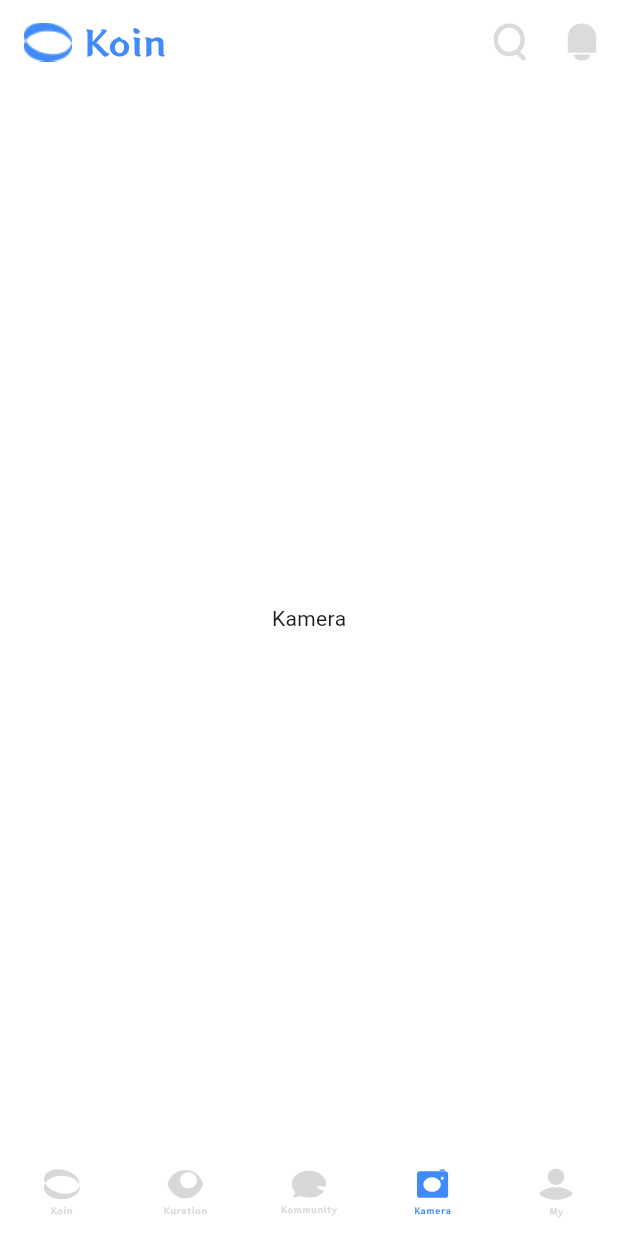
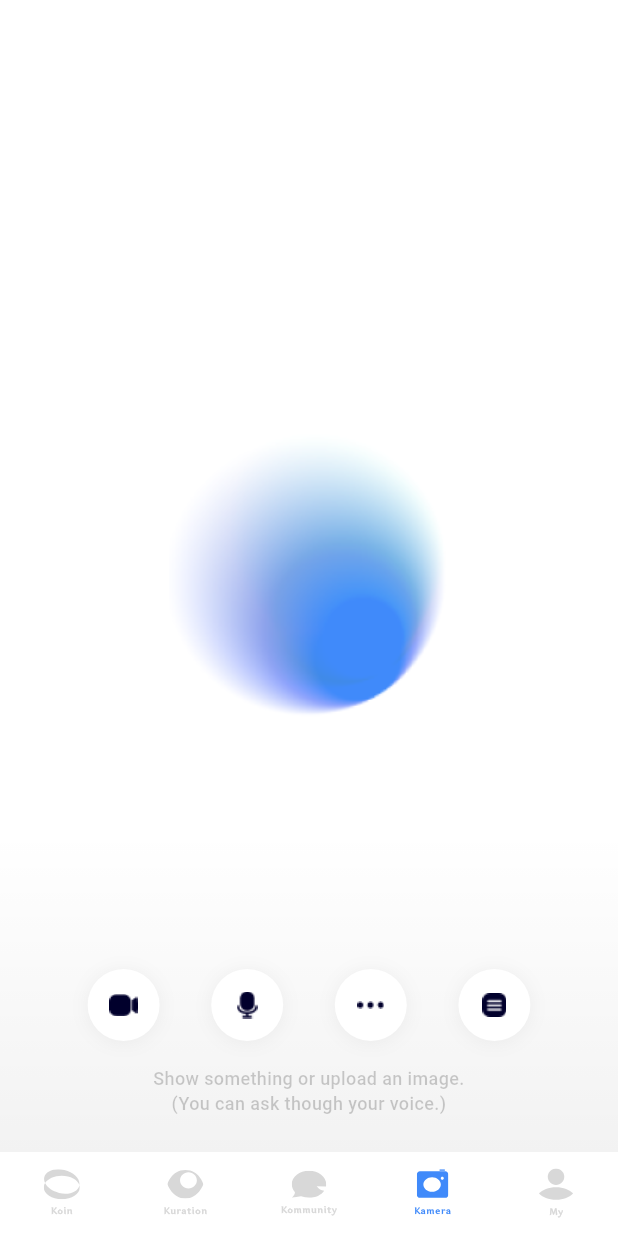
Before and after one commit to tmddn0920/koin, a Flutter app: the screen it shows after launch, swiped to page 4, on a phone screen of 412 x 824 dp. Run offline on Flutter 3.47's test engine with Material 3 defaults, Android fonts, the phone set to English and light mode, and no system bars; our stand-ins replace flutter_svg; Roboto replaces fonts that are missing (Pretendard).

Commit message:
Kamera 관련 Screen 완성

```diff
--- a/lib/user/views/home_screen.dart
+++ b/lib/user/views/home_screen.dart
@@ -25,7 +25,7 @@ class _HomeScreenState extends State<HomeScreen> {
   @override
   Widget build(BuildContext context) {
     return Scaffold(
-      appBar: customAppBar(context, onTabSelected: (index) {
+      appBar: _currentIndex == 3 ? null : customAppBar(context, onTabSelected: (index) {
         setState(() {
           _currentIndex = index;
         });
--- a/lib/user/views/kamera/views/kamera_screen.dart
+++ b/lib/user/views/kamera/views/kamera_screen.dart
@@ -1,10 +1,45 @@
 import 'package:flutter/material.dart';
+import '../widgets/ai_icon_widget.dart';
+import '../widgets/camera_action_buttons.dart';
+import '../widgets/camera_instruction_text.dart';
 
 class KameraScreen extends StatelessWidget {
   const KameraScreen({super.key});
 
   @override
   Widget build(BuildContext context) {
-    return const Center(child: Text('Kamera'));
+    return Scaffold(
+      body: Container(
+        decoration: BoxDecoration(
+          gradient: LinearGradient(
+            begin: Alignment.topCenter,
+            end: Alignment.bottomCenter,
+            stops: const [0.7212, 1.0],
+            colors: [
+              Colors.black.withOpacity(0.0),
+              Colors.black.withOpacity(0.05),
+            ],
+          ),
+        ),
+        child: Stack(
+          children: [
+            const Center(
+              child: AiIconWidget(),
+            ),
+            Positioned(
+              bottom: 24,
+              left: 0,
+              right: 0,
+              child: const Column(
+                children: [
+                  CameraActionButtons(),
+                  CameraInstructionText(),
+                ],
+              ),
+            ),
+          ],
+        ),
+      ),
+    );
   }
 }
--- /dev/null
+++ b/lib/user/views/kamera/widgets/ai_icon_widget.dart
@@ -0,0 +1,14 @@
+import 'package:flutter/material.dart';
+
+class AiIconWidget extends StatelessWidget {
+  const AiIconWidget({super.key});
+
+  @override
+  Widget build(BuildContext context) {
+    return Center(
+      child: Image.asset(
+        'asset/img/icon/kamara_screen/Ai_Icon.png',
+      ),
+    );
+  }
+}
--- /dev/null
+++ b/lib/user/views/kamera/widgets/camera_action_buttons.dart
@@ -0,0 +1,49 @@
+import 'package:flutter/material.dart';
+
+class CameraActionButtons extends StatelessWidget {
+  const CameraActionButtons({super.key});
+
+  @override
+  Widget build(BuildContext context) {
+    return Container(
+      padding: const EdgeInsets.symmetric(horizontal: 24, vertical: 16),
+      child: Row(
+        mainAxisAlignment: MainAxisAlignment.spaceEvenly,
+        children: [
+          _buildImageButton('asset/img/icon/kamara_screen/Camera.png', () {
+          }),
+          _buildImageButton('asset/img/icon/kamara_screen/Mike.png', () {
+          }),
+          _buildImageButton('asset/img/icon/kamara_screen/Info.png', () {
+          }),
+          _buildImageButton('asset/img/icon/kamara_screen/Document.png', () {
+          }),
+        ],
+      ),
+    );
+  }
+
+  Widget _buildImageButton(String imagePath, VoidCallback onPressed) {
+    return Container(
+      width: 48,
+      height: 48,
+      decoration: BoxDecoration(
+        color: Colors.white,
+        shape: BoxShape.circle,
+        boxShadow: [
+          BoxShadow(
+            color: Colors.black.withOpacity(0.05),
+            blurRadius: 10,
+            offset: const Offset(0, 1),
+          ),
+        ],
+      ),
+      child: IconButton(
+        onPressed: onPressed,
+        icon: Image.asset(
+          imagePath,
+        ),
+      ),
+    );
+  }
+}
--- /dev/null
+++ b/lib/user/views/kamera/widgets/camera_instruction_text.dart
@@ -0,0 +1,35 @@
+import 'package:flutter/material.dart';
+import 'package:koin/common/const/colors.dart';
+
+class CameraInstructionText extends StatelessWidget {
+  const CameraInstructionText({super.key});
+
+  @override
+  Widget build(BuildContext context) {
+    return Padding(
+      padding: const EdgeInsets.symmetric(horizontal: 40),
+      child: Column(
+        children: [
+          Text(
+            'Show something or upload an image.',
+            style: TextStyle(
+              color: Colors.black.withOpacity(0.20),
+              fontSize: 12,
+              fontWeight: FontWeight.w500,
+            ),
+            textAlign: TextAlign.center,
+          ),
+          Text(
+            '(You can ask though your voice.)',
+            style: TextStyle(
+              color: Colors.black.withOpacity(0.20),
+              fontSize: 12,
+              fontWeight: FontWeight.w500,
+            ),
+            textAlign: TextAlign.center,
+          ),
+        ],
+      ),
+    );
+  }
+}
--- a/pubspec.yaml
+++ b/pubspec.yaml
@@ -62,6 +62,7 @@ flutter:
   # To add assets to your application, add an assets section, like this:
   assets:
     - asset/img/icon/
+    - asset/img/icon/kamara_screen/
     - asset/img/test/
 
   # An image asset can refer to one or more resolution-specific "variants", see
```
Also changed, not shown: asset/img/icon/kamara_screen/Ai_Icon.png (added), asset/img/icon/kamara_screen/Camera.png (added), asset/img/icon/kamara_screen/Document.png (added), asset/img/icon/kamara_screen/Info.png (added), asset/img/icon/kamara_screen/Mike.png (added).
